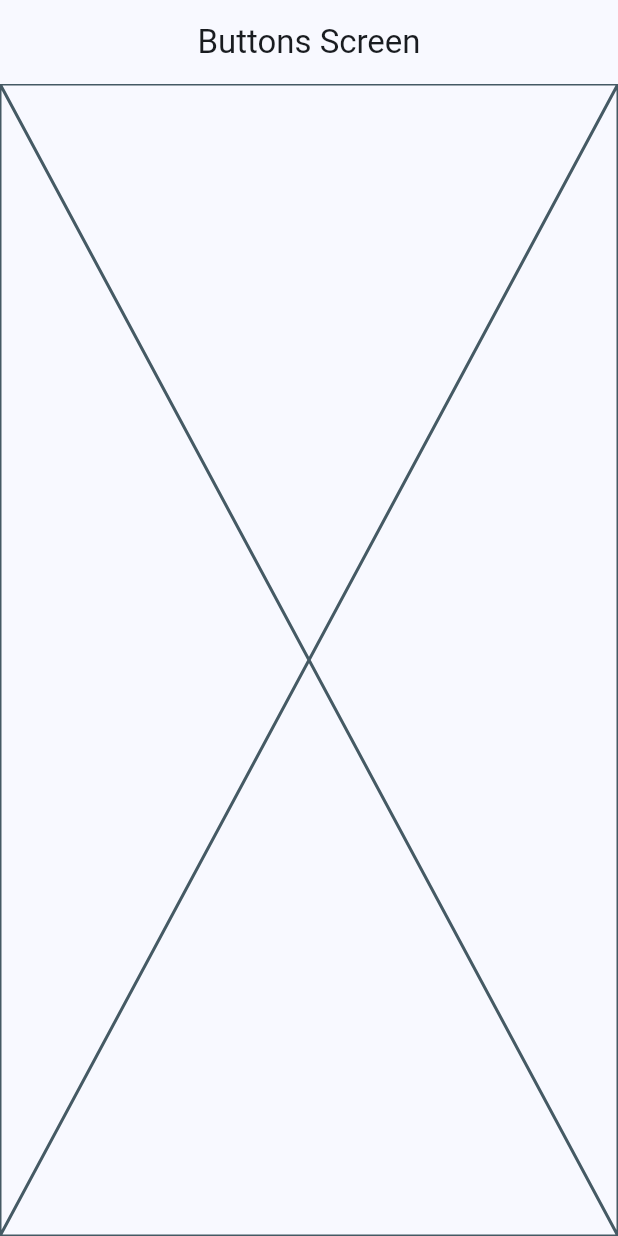
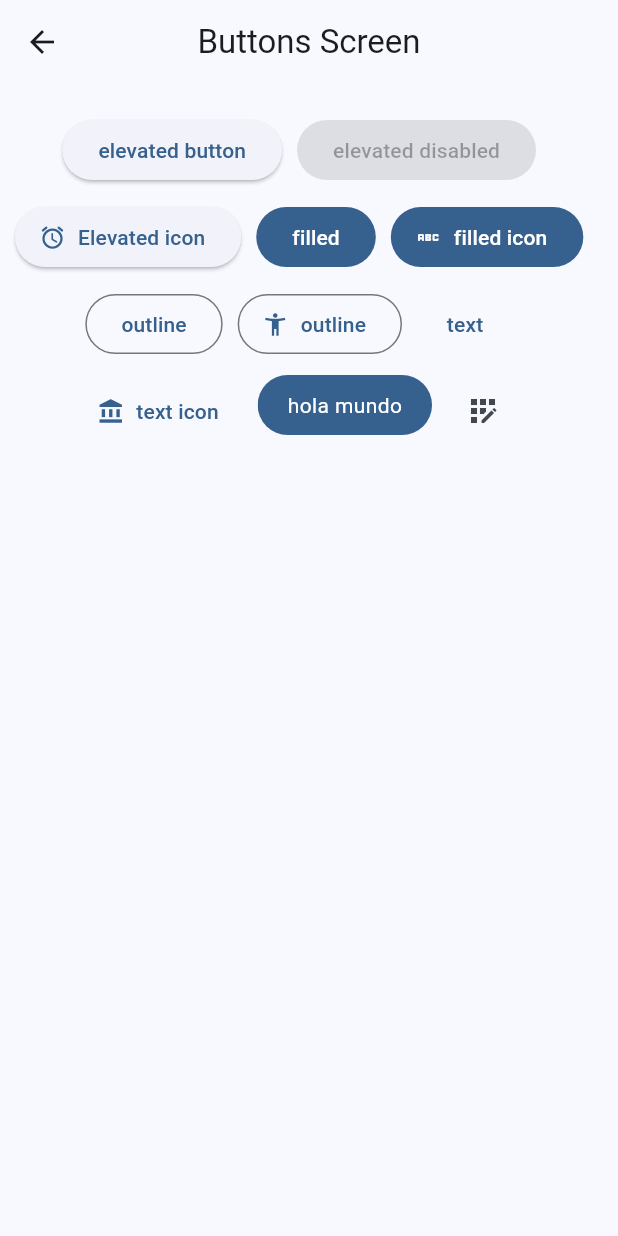
Before and after one commit to juan-cantero/widgets_app, a Flutter app: the ButtonsScreen screen opened by its route, on a phone screen of 412 x 824 dp. Run offline on Flutter 3.47's test engine with Material 3 defaults, Android fonts, the phone set to English and light mode, and no system bars; our stand-ins replace go_router.

Commit message:
Improve navigation with nested routes and enhance button screen
- Implement nested routes in app_router for proper URL handling
- Add comprehensive button demonstrations with Material 3 styling
- Create CustomButton widget with theme-aware styling
- Add runSpacing to Wrap widget for better vertical spacing
- Include automatic back button functionality with nested routing
- Add static name constants for all screens

🤖 Generated with [Claude Code](https://claude.ai/code)

Co-Authored-By: Claude <noreply@anthropic.com>

```diff
--- a/lib/config/router/app_router.dart
+++ b/lib/config/router/app_router.dart
@@ -4,8 +4,22 @@ import 'package:widgets_app/presentation/screens/screens.dart';
 final appRouter = GoRouter(
   initialLocation: '/',
   routes: [
-    GoRoute(path: '/', builder: (context, state) => HomeScreen()),
-    GoRoute(path: '/buttons', builder: (context, state) => ButtonsScreen()),
-    GoRoute(path: '/cards', builder: (context, state) => CardsScreen()),
+    GoRoute(
+      name: HomeScreen.name,
+      path: '/',
+      builder: (context, state) => HomeScreen(),
+      routes: [
+        GoRoute(
+          name: ButtonsScreen.name,
+          path: '/buttons',
+          builder: (context, state) => ButtonsScreen(),
+        ),
+        GoRoute(
+          name: CardsScreen.name,
+          path: '/cards',
+          builder: (context, state) => CardsScreen(),
+        ),
+      ],
+    ),
   ],
 );
--- a/lib/presentation/screens/buttons/buttons_screen.dart
+++ b/lib/presentation/screens/buttons/buttons_screen.dart
@@ -1,13 +1,81 @@
 import 'package:flutter/material.dart';
 
 class ButtonsScreen extends StatelessWidget {
+  static const String name = 'buttons_screen';
   const ButtonsScreen({super.key});
 
   @override
   Widget build(BuildContext context) {
     return Scaffold(
       appBar: AppBar(title: const Text('Buttons Screen')),
-      body: Placeholder(),
+      body: _ButtonsView(),
     );
   }
 }
+
+class _ButtonsView extends StatelessWidget {
+  @override
+  Widget build(BuildContext context) {
+    return Padding(
+      padding: EdgeInsets.symmetric(horizontal: 10, vertical: 20),
+      child: Wrap(
+        spacing: 10, //horizontal gap
+        runSpacing: 10, //vertical gap
+        alignment: WrapAlignment.center,
+        children: [
+          ElevatedButton(onPressed: () {}, child: Text('elevated button')),
+          ElevatedButton(onPressed: null, child: Text('elevated disabled')),
+          ElevatedButton.icon(
+            onPressed: () {},
+            icon: Icon(Icons.access_alarm_rounded),
+            label: Text('Elevated icon'),
+          ),
+          FilledButton(onPressed: () {}, child: Text('filled')),
+          FilledButton.icon(
+            onPressed: () {},
+            icon: Icon(Icons.abc_outlined),
+            label: Text('filled icon'),
+          ),
+          OutlinedButton(onPressed: () {}, child: Text('outline')),
+          OutlinedButton.icon(
+            onPressed: () {},
+            label: Text('outline'),
+            icon: Icon(Icons.accessibility_new_sharp),
+          ),
+          TextButton(onPressed: () {}, child: Text('text')),
+          TextButton.icon(
+            onPressed: () {},
+            icon: Icon(Icons.account_balance),
+            label: Text('text icon'),
+          ),
+
+          //custom
+          CustomButton(),
+          IconButton(onPressed: () {}, icon: Icon(Icons.app_registration)),
+        ],
+      ),
+    );
+  }
+}
+
+class CustomButton extends StatelessWidget {
+  const CustomButton({super.key});
+
+  @override
+  Widget build(BuildContext context) {
+    final colors = Theme.of(context).colorScheme;
+    return ClipRRect(
+      borderRadius: BorderRadius.circular(20),
+      child: Material(
+        color: colors.primary,
+        child: InkWell(
+          onTap: () {},
+          child: Padding(
+            padding: EdgeInsets.symmetric(horizontal: 20, vertical: 10),
+            child: Text('hola mundo', style: TextStyle(color: Colors.white)),
+          ),
+        ),
+      ),
+    );
+  }
+}
--- a/lib/presentation/screens/cards/cards_screen.dart
+++ b/lib/presentation/screens/cards/cards_screen.dart
@@ -1,22 +1,23 @@
 import 'package:flutter/material.dart';
 
-const cards = <Map<String, dynamic>>[
-  {'elevation': 0.0, 'label': 'Elevation 0'},
-  {'elevation': 1.0, 'label': 'Elevation 1'},
-  {'elevation': 2.0, 'label': 'Elevation 2'},
-  {'elevation': 3.0, 'label': 'Elevation 3'},
-  {'elevation': 4.0, 'label': 'Elevation 4'},
-  {'elevation': 5.0, 'label': 'Elevation 5'},
-];
-
 class CardsScreen extends StatelessWidget {
+  static const String name = "cards_screen";
   const CardsScreen({super.key});
 
   @override
   Widget build(BuildContext context) {
     return Scaffold(
       appBar: AppBar(title: const Text('Cards Screen')),
-      body: Placeholder(),
+      body: _CardsView(),
     );
   }
 }
+
+class _CardsView extends StatelessWidget {
+  const _CardsView({super.key});
+
+  @override
+  Widget build(BuildContext context) {
+    return Container();
+  }
+}
--- a/lib/presentation/screens/home/home_screen.dart
+++ b/lib/presentation/screens/home/home_screen.dart
@@ -5,6 +5,7 @@ import 'package:widgets_app/presentation/screens/buttons/buttons_screen.dart';
 import 'package:widgets_app/presentation/screens/cards/cards_screen.dart';
 
 class HomeScreen extends StatelessWidget {
+  static const String name = 'home_screen';
   const HomeScreen({super.key});
 
   @override
@@ -49,7 +50,7 @@ class _CustomListTitle extends StatelessWidget {
       title: Text(menuItem.title),
       subtitle: Text(menuItem.subTitle),
       onTap: () {
-        context.push(menuItem.link);
+        context.go(menuItem.link);
       },
     );
   }
```
